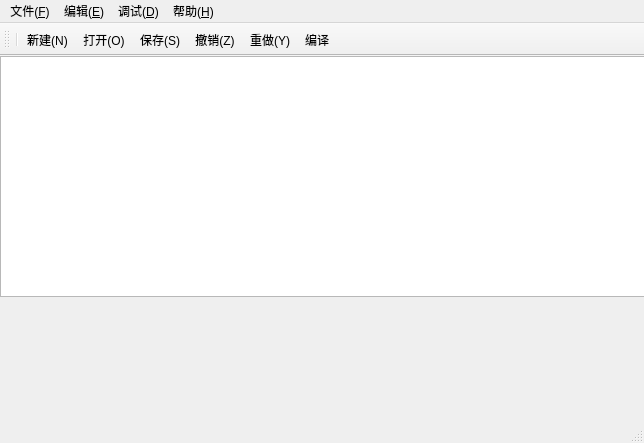
Above: mainwindow.ui from dilidili131/ide before the change. Below: the same form after it.
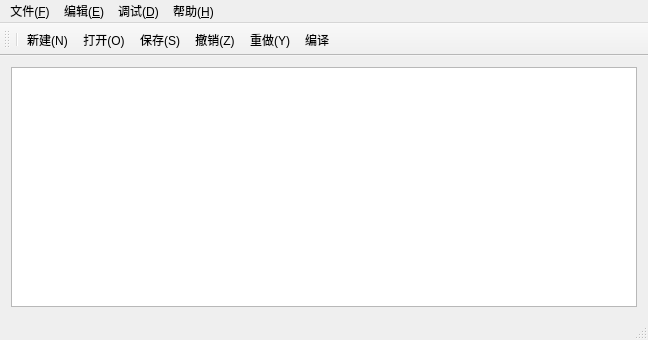
That is the form after the change. Icons and pictures are not drawn.

Diff of the .ui file:
```diff
--- a/mainwindow.ui
+++ b/mainwindow.ui
@@ -6,8 +6,8 @@
    <rect>
     <x>0</x>
     <y>0</y>
-    <width>644</width>
-    <height>443</height>
+    <width>648</width>
+    <height>340</height>
    </rect>
   </property>
   <property name="cursor">
@@ -23,23 +23,18 @@
    <bool>false</bool>
   </property>
   <widget class="QWidget" name="centralWidget">
-   <widget class="QPlainTextEdit" name="plainTextEdit">
-    <property name="geometry">
-     <rect>
-      <x>0</x>
-      <y>0</y>
-      <width>651</width>
-      <height>241</height>
-     </rect>
-    </property>
-   </widget>
+   <layout class="QVBoxLayout" name="verticalLayout">
+    <item>
+     <widget class="QPlainTextEdit" name="plainTextEdit"/>
+    </item>
+   </layout>
   </widget>
   <widget class="QMenuBar" name="menuBar">
    <property name="geometry">
     <rect>
      <x>0</x>
      <y>0</y>
-     <width>644</width>
+     <width>648</width>
      <height>22</height>
     </rect>
    </property>
```
